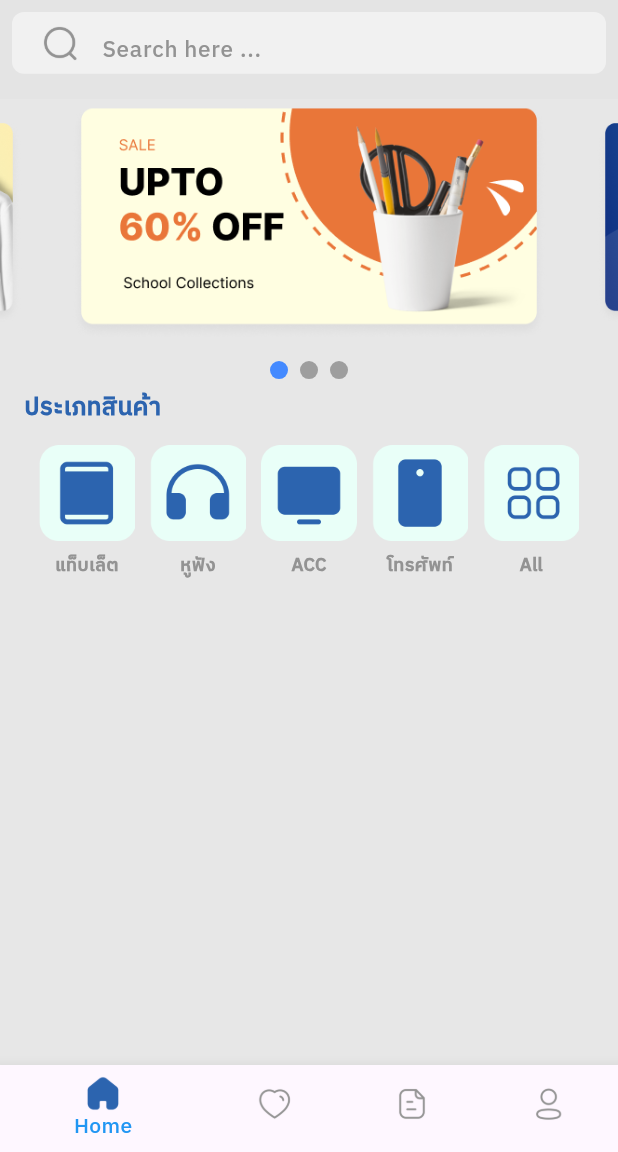
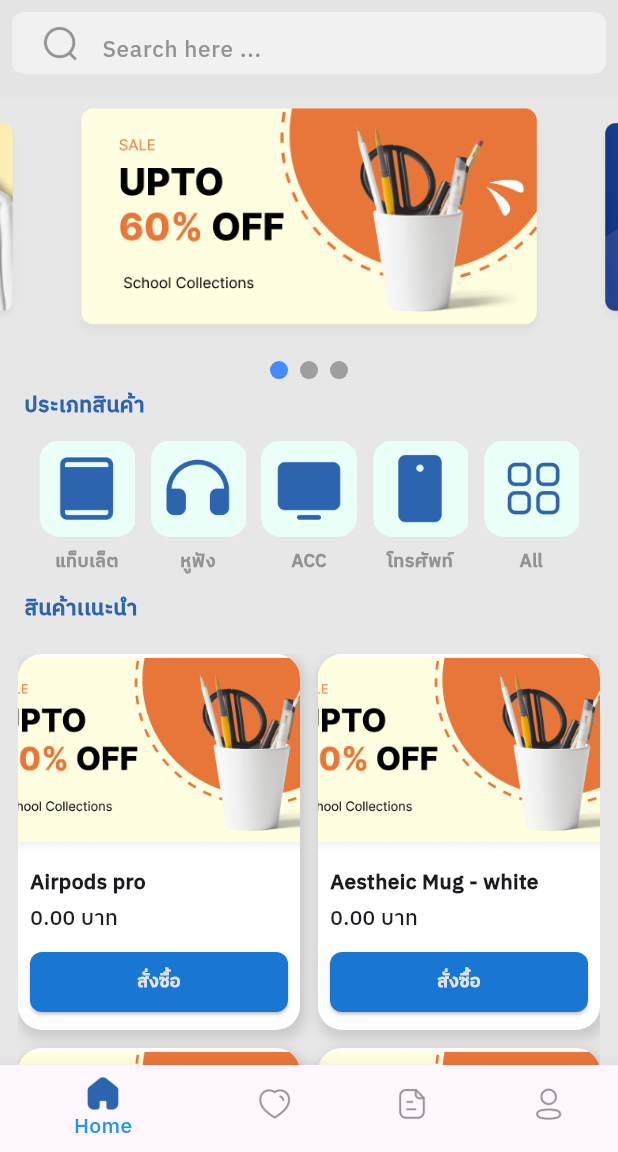
Before and after one commit to Maxza254411/t_and_c_mobile, a Flutter app: the screen it shows after launch, on a phone screen of 412 x 824 dp, the part 84-1236 px from its top. Run offline on Flutter 3.47's test engine with Material 3 defaults, Android fonts, the phone set to English and light mode, and no system bars; drawn by our look-alikes of carousel_slider.

Commit message:
ทำหน้า home เสร็จ

```diff
--- a/lib/constang.dart
+++ b/lib/constang.dart
@@ -16,3 +16,25 @@ final List<String> imgList = [
   "assets/images/banner 2.png",
   "assets/images/banner 3.png",
 ];
+ final List<Map<String, String>> products = [
+      {
+        "image": "assets/images/banner 1.png",
+        "title": "Airpods pro",
+        "price": "0.00 บาท"
+      },
+      {
+        "image": "assets/images/banner 1.png",
+        "title": "Aestheic Mug - white",
+        "price": "0.00 บาท"
+      },
+      {
+        "image": "assets/images/banner 1.png",
+        "title": "Gaming Monitor",
+        "price": "0.00 บาท"
+      },
+      {
+        "image": "assets/images/banner 1.png",
+        "title": "PS5 Controller",
+        "price": "0.00 บาท"
+      },
+    ];
--- a/lib/homePage.dart
+++ b/lib/homePage.dart
@@ -51,7 +51,8 @@ class _HomePageState extends State<HomePage> {
           style: TextStyle(color: kbgf, fontWeight: FontWeight.bold),
         ),
       ),
-      body: Column(
+      body: SingleChildScrollView(
+        child: Column(
           children: [
             Stack(
               children: [
@@ -141,7 +142,7 @@ class _HomePageState extends State<HomePage> {
                   Text(
                     "ประเภทสินค้า",
                     style: TextStyle(
-                    fontSize: 16,
+                      fontSize: 14,
                       fontWeight: FontWeight.bold,
                       color: kButtonColor,
                     ),
@@ -245,7 +246,120 @@ class _HomePageState extends State<HomePage> {
                 ],
               ),
             ),
+          Padding(
+              padding: const EdgeInsets.all(8.0),
+              child: Row(
+                children: [
+                 SizedBox(width:size.width*0.02,),
+                  Text(
+                    "สินค้าเเนะนำ",
+                    style: TextStyle(
+                      fontSize: 14,
+                      fontWeight: FontWeight.bold,
+                      color: kButtonColor,
+                    ),
+                  ),
                 ],
+              ),
+            ),
+        SizedBox(
+          height:size.height*0.5 ,
+          width: size.width*1,
+          child: Padding(
+            padding: const EdgeInsets.all(12.0),
+            child: GridView.builder(
+              itemCount: products.length,
+              gridDelegate:  SliverGridDelegateWithFixedCrossAxisCount(
+                crossAxisCount: 2,
+                crossAxisSpacing: 12,
+                mainAxisSpacing: 12,
+                childAspectRatio: 0.75,
+              ),
+              itemBuilder: (context, index) {
+                final product = products[index];
+                return Container(
+                  decoration: BoxDecoration(
+                    color: Colors.white,
+                    borderRadius: BorderRadius.circular(16),
+                    boxShadow: [
+                      BoxShadow(
+                        color: Colors.black12,
+                        blurRadius: 6,
+                        spreadRadius: 2,
+                        offset: const Offset(2, 4),
+                      ),
+                    ],
+                  ),
+                  child: Column(
+                    crossAxisAlignment: CrossAxisAlignment.stretch,
+                    children: [
+                      // รูปสินค้า
+                      Expanded(
+                        child: ClipRRect(
+                          borderRadius: const BorderRadius.vertical(top: Radius.circular(16)),
+                          child: Image.asset(
+                            product["image"]!,
+                            fit: BoxFit.cover,
+
+                          ),
+                        ),
+                      ),
+                      // ข้อมูลสินค้า
+                      Padding(
+                        padding: const EdgeInsets.all(8.0),
+                        child: Column(
+                          crossAxisAlignment: CrossAxisAlignment.start,
+                          children: [
+                            Text(
+                              product["title"]!,
+                              maxLines: 1,
+                              overflow: TextOverflow.ellipsis,
+                              style: const TextStyle(
+                                fontWeight: FontWeight.bold,
+                              ),
+                            ),
+                            const SizedBox(height: 4),
+                            Text(
+                              product["price"]!,
+                              style: const TextStyle(
+                                fontSize: 14,
+                                fontWeight: FontWeight.w600,
+                              ),
+                            ),
+                            const SizedBox(height: 8),
+                            // ปุ่มสั่งซื้อ
+                            SizedBox(
+                              width: double.infinity,
+                              child: ElevatedButton(
+                                style: ElevatedButton.styleFrom(
+                                  backgroundColor: Colors.blue.shade700,
+                                  shape: RoundedRectangleBorder(
+                                    borderRadius: BorderRadius.circular(8),
+                                  ),
+                                ),
+                                onPressed: () {},
+                                child:  Text(
+                          "สั่งซื้อ",
+                          style: TextStyle(
+                            fontSize: 12,
+                            fontWeight: FontWeight.bold,
+                            color: kbgf,
+                          ),
+                        ),
+                              ),
+                            )
+                          ],
+                        ),
+                      ),
+                    ],
+                  ),
+                );
+              },
+            ),
+          ),
+        ),
+          ],
+        ),
       ),
     );
   }
```
Lines whose indentation alone changed are shown as unchanged.
